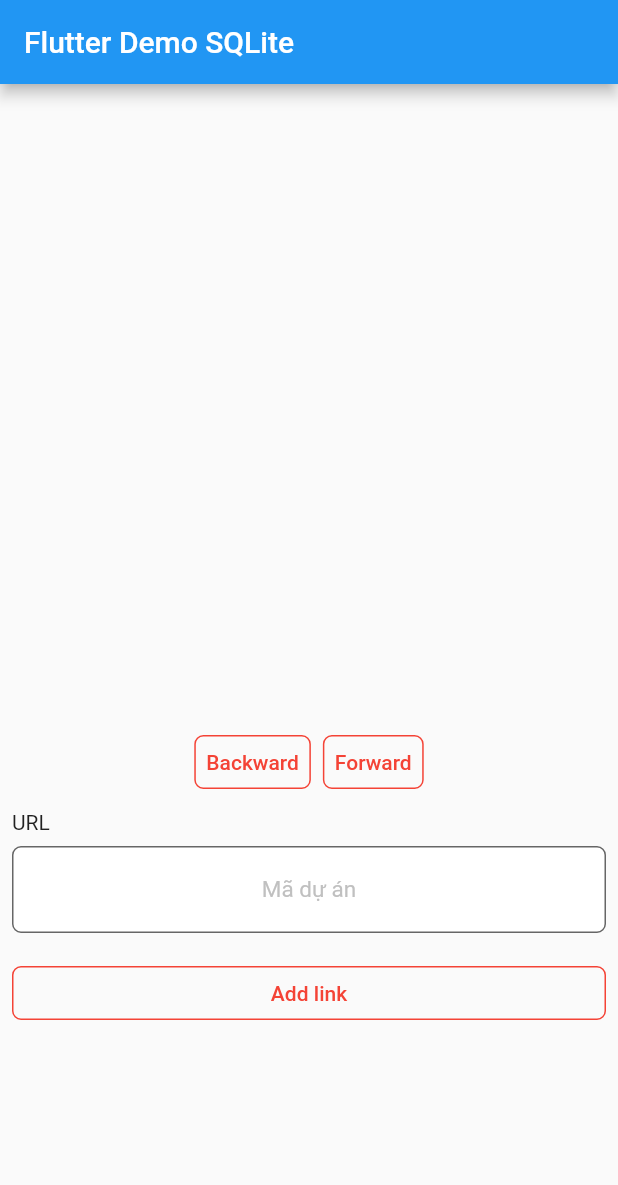
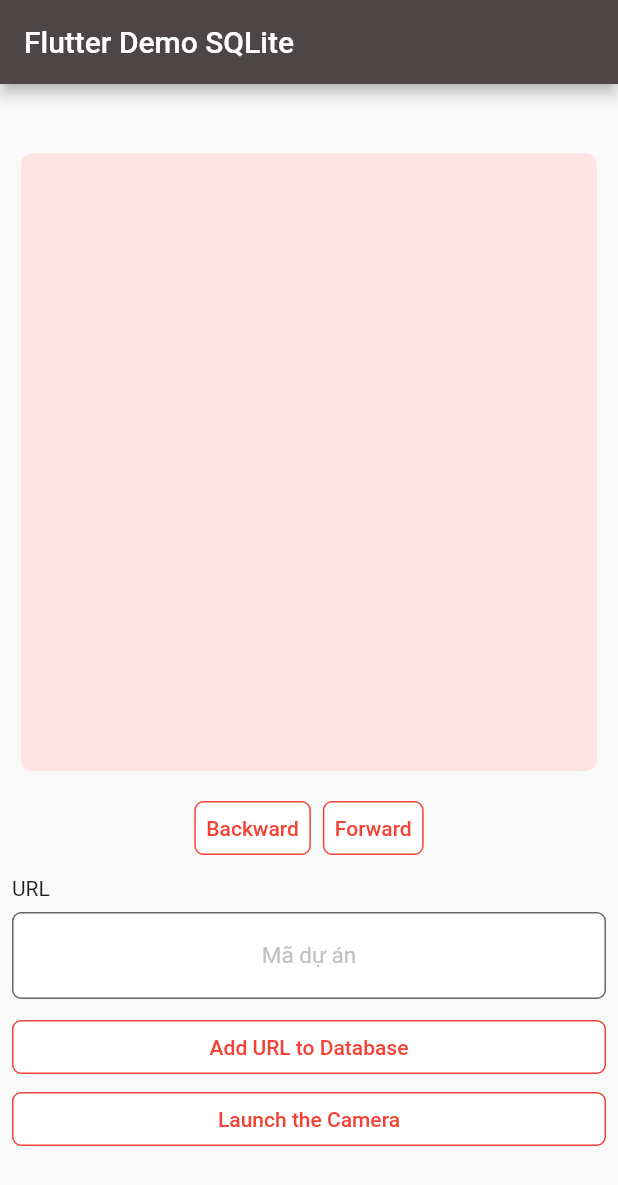
Before and after one commit to trangnt2304/SQLite_flutter_ex1to4, a Flutter app: the screen it shows after launch, on a phone screen of 412 x 824 dp. Shown: the top 1185 px of the screen. Run offline on Flutter 3.47's test engine with Material 2 defaults, Android fonts, the phone set to English and light mode, and no system bars; drawn by our look-alikes of carousel_slider; our stand-ins replace cached_network_image, fluttertoast, gallery_saver, image_picker, sqflite; accounts and stored records are empty.

Commit message:
add camera picker

```diff
--- a/lib/main.dart
+++ b/lib/main.dart
@@ -1,7 +1,12 @@
+import 'dart:io';
+
 import 'package:cached_network_image/cached_network_image.dart';
 import 'package:carousel_slider/carousel_slider.dart';
 import 'package:flutter/cupertino.dart';
 import 'package:flutter/material.dart';
+import 'package:fluttertoast/fluttertoast.dart';
+import 'package:gallery_saver/gallery_saver.dart';
+import 'package:image_picker/image_picker.dart';
 import 'package:sqlite_sample/data/database/image_database.dart';
 import 'package:sqlite_sample/data/service/image_service.dart';
 import 'package:sqlite_sample/data/image_repository.dart';
@@ -46,6 +51,7 @@ class MyHomePage extends StatefulWidget {
 class _MyHomePageState extends State<MyHomePage> {
   final TextEditingController textEditingController = TextEditingController();
   CarouselController carouselController = CarouselController();
+  ValueNotifier<List<ImageUrl>> listImageUrl = ValueNotifier(<ImageUrl>[]);
 
   @override
   void initState() {
@@ -56,18 +62,28 @@ class _MyHomePageState extends State<MyHomePage> {
   @override
   Widget build(BuildContext context) {
     final Size size = MediaQuery.of(context).size;
+    print('Dong 59: ${mainController.listImageUrl.length}');
     return Scaffold(
         appBar: AppBar(
           title: const Text('Flutter Demo SQLite'),
+          backgroundColor: const Color(0xff4C4646),
         ),
         body: SingleChildScrollView(
           child: Column(
             mainAxisAlignment: MainAxisAlignment.center,
             children: <Widget>[
               const SizedBox(
-                height: 16,
+                height: 32,
               ),
-              CarouselSlider(
+              Container(
+                margin: const EdgeInsets.all(14),
+                decoration: BoxDecoration(
+                    color: const Color(0xffFFE4E1),
+                    borderRadius: BorderRadius.circular(8)),
+                child: ValueListenableBuilder<List<ImageUrl>>(
+                    valueListenable: listImageUrl,
+                    builder: (context, newValue, widget) {
+                      return CarouselSlider(
                         carouselController: carouselController,
                         options: CarouselOptions(
                           height: size.height * 0.5,
@@ -76,43 +92,58 @@ class _MyHomePageState extends State<MyHomePage> {
                           reverse: false,
                           autoPlay: false,
                         ),
-                items: mainController.listImageUrl.map((i) {
+                        items: listImageUrl.value.map((i) {
                           return Builder(
                             builder: (BuildContext context) {
                               if (i.imageUrl.isNotEmpty) {
                                 return CachedNetworkImage(
                                   imageUrl: i.imageUrl,
-                          imageBuilder: (context, imageProvider) => Container(
+                                  imageBuilder: (context, imageProvider) =>
+                                      Container(
                                     margin: const EdgeInsets.all(16),
                                     decoration: BoxDecoration(
-                              borderRadius:
-                                  const BorderRadius.all(Radius.circular(64)),
+                                      borderRadius: const BorderRadius.all(
+                                          Radius.circular(64)),
                                       image: DecorationImage(
                                         image: imageProvider,
                                         fit: BoxFit.cover,
                                       ),
                                     ),
                                   ),
-                          errorWidget: (BuildContext context, String url, _) =>
+                                  errorWidget:
+                                      (BuildContext context, String url, _) =>
                                           Container(
                                     margin: const EdgeInsets.all(16),
                                     decoration: BoxDecoration(
-                                color: Colors.red,
-                                borderRadius: BorderRadius.circular(16)),
+                                      borderRadius: BorderRadius.circular(16),
+                                      image: const DecorationImage(
+                                        image: AssetImage(
+                                            'assets/image/ic_no_img.jpeg'),
+                                        fit: BoxFit.cover,
                                       ),
-                          placeholder: (BuildContext context, String url) =>
-                              const Center(child: CupertinoActivityIndicator()),
+                                    ),
+                                  ),
+                                  placeholder: (BuildContext context,
+                                          String url) =>
+                                      const Center(
+                                          child: CupertinoActivityIndicator()),
                                 );
                               }
                               return Container(
                                 margin: const EdgeInsets.all(16),
                                 decoration: BoxDecoration(
-                            color: Colors.red,
+                                    image: const DecorationImage(
+                                      image: AssetImage(
+                                          'assets/image/ic_no_img.jpeg'),
+                                      fit: BoxFit.cover,
+                                    ),
                                     borderRadius: BorderRadius.circular(16)),
                               );
                             },
                           );
                         }).toList(),
+                      );
+                    }),
               ),
               Row(
                 crossAxisAlignment: CrossAxisAlignment.center,
@@ -126,6 +157,8 @@ class _MyHomePageState extends State<MyHomePage> {
                         );
                       },
                       style: ButtonStyle(
+                          backgroundColor:
+                              MaterialStateProperty.all<Color>(Colors.white),
                           foregroundColor:
                               MaterialStateProperty.all<Color>(Colors.red),
                           shape: MaterialStateProperty.all<
@@ -145,6 +178,8 @@ class _MyHomePageState extends State<MyHomePage> {
                         );
                       },
                       style: ButtonStyle(
+                          backgroundColor:
+                              MaterialStateProperty.all<Color>(Colors.white),
                           foregroundColor:
                               MaterialStateProperty.all<Color>(Colors.red),
                           shape: MaterialStateProperty.all<
@@ -193,18 +228,16 @@ class _MyHomePageState extends State<MyHomePage> {
               ),
               Container(
                 width: double.infinity,
-                padding: const EdgeInsets.all(8),
+                padding: const EdgeInsets.symmetric(horizontal: 8),
                 child: TextButton(
-                    onPressed: () {
-                      setState(
-                        () {
-                          mainController.insertImageUrl(
+                    onPressed: () async {
+                      listImageUrl.value = await mainController.insertImageUrl(
                           ImageUrl(imageUrl: textEditingController.text));
-                        },
-                      );
                       textEditingController.clear();
                     },
                     style: ButtonStyle(
+                        backgroundColor:
+                            MaterialStateProperty.all<Color>(Colors.white),
                         foregroundColor:
                             MaterialStateProperty.all<Color>(Colors.red),
                         shape:
@@ -213,7 +246,58 @@ class _MyHomePageState extends State<MyHomePage> {
                                     borderRadius: BorderRadius.circular(6.0),
                                     side:
                                         const BorderSide(color: Colors.red)))),
-                    child: const Text('Add link')),
+                    child: const Text('Add URL to Database')),
+              ),
+              Container(
+                width: double.infinity,
+                padding: const EdgeInsets.symmetric(horizontal: 8),
+                child: TextButton(
+                    onPressed: () async {
+                      XFile? pickedFile = await ImagePicker().pickImage(
+                        source: ImageSource.camera,
+                        maxWidth: 1800,
+                        maxHeight: 1800,
+                      );
+                      if (pickedFile != null && pickedFile.path != null) {
+                        GallerySaver.saveImage(pickedFile.path).then((value) {
+                          if (value == true) {
+                            Fluttertoast.showToast(
+                                msg: "Lưu ảnh thành công!",
+                                toastLength: Toast.LENGTH_LONG,
+                                gravity: ToastGravity.BOTTOM,
+                                timeInSecForIosWeb: 1,
+                                backgroundColor: const Color(0xffc4caf50),
+                                textColor: Colors.white,
+                                fontSize: 16.0);
+                          } else {
+                            Fluttertoast.showToast(
+                                msg: "Lưu ảnh thất bại!",
+                                toastLength: Toast.LENGTH_LONG,
+                                gravity: ToastGravity.BOTTOM,
+                                timeInSecForIosWeb: 1,
+                                backgroundColor: Colors.red,
+                                textColor: Colors.white,
+                                fontSize: 16.0);
+                          }
+                        });
+                      }
+                      textEditingController.clear();
+                    },
+                    style: ButtonStyle(
+                        backgroundColor:
+                            MaterialStateProperty.all<Color>(Colors.white),
+                        foregroundColor:
+                            MaterialStateProperty.all<Color>(Colors.red),
+                        shape:
+                            MaterialStateProperty.all<RoundedRectangleBorder>(
+                                RoundedRectangleBorder(
+                                    borderRadius: BorderRadius.circular(6.0),
+                                    side:
+                                        const BorderSide(color: Colors.red)))),
+                    child: const Text('Launch the Camera')),
+              ),
+              const SizedBox(
+                height: 16,
               ),
             ],
           ),
```
Also changed, not shown: lib/main_controller.dart (+4 -3 lines), pubspec.yaml (+5 -2 lines), assets/image/ic_no_img.jpeg (added), pubspec.lock, 10 other files. Lines whose indentation alone changed are shown as unchanged.
